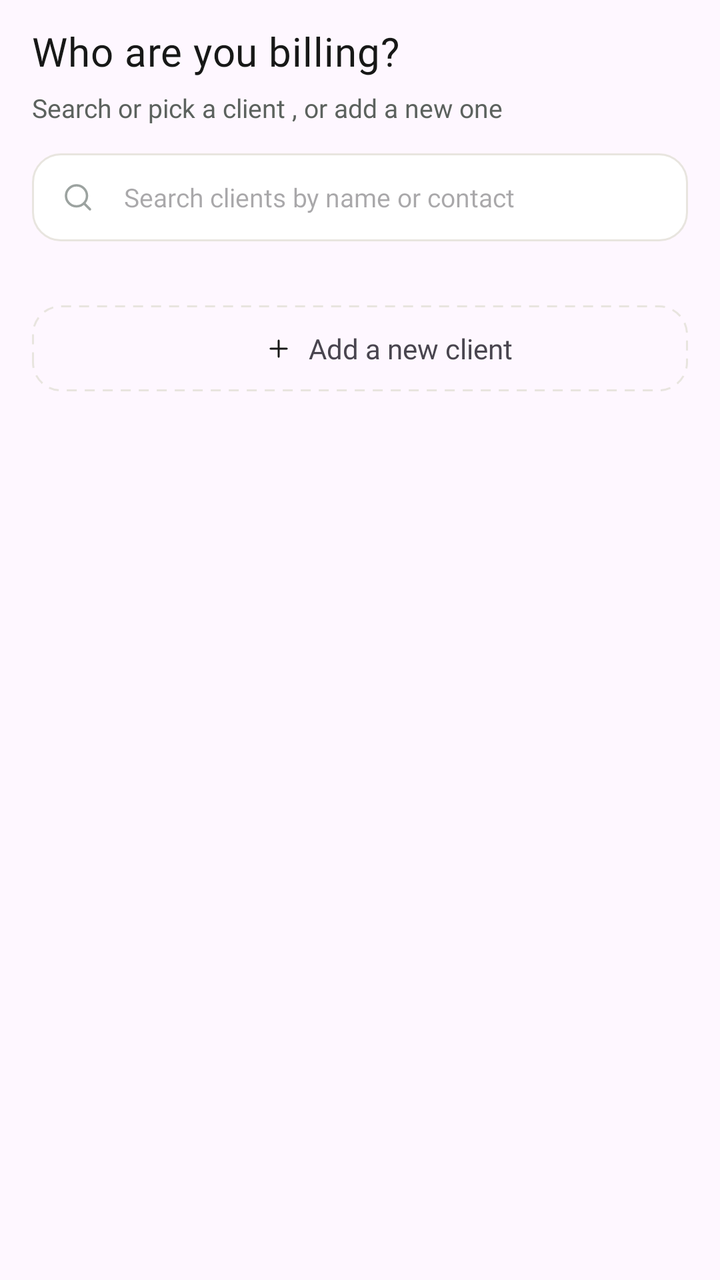
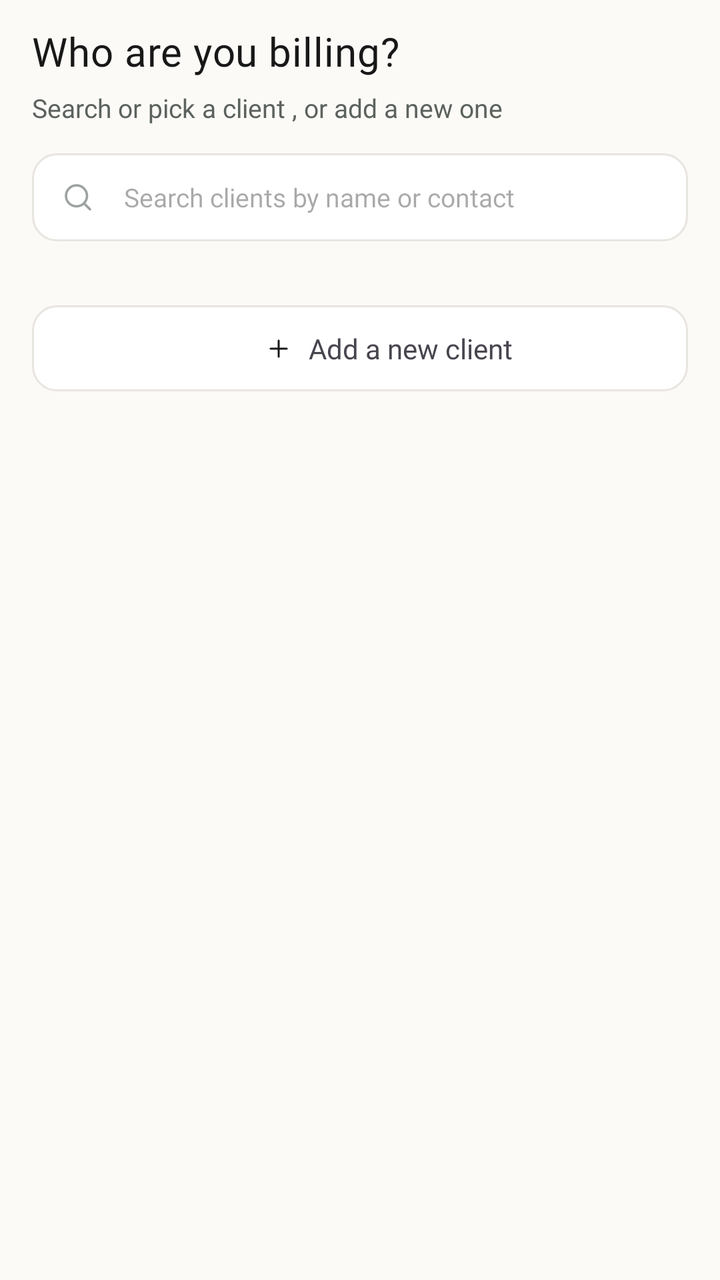

Two renders of the same Android screen: before a commit and after it. Below are the layout's source before the change and the commit's diff.
<!-- AndroidManifest.xml: application theme Theme.InvoiceGenerator -->
<!-- res/layout/fragment_newinvoice_select_client.xml -->
<?xml version="1.0" encoding="utf-8"?>
<androidx.constraintlayout.widget.ConstraintLayout xmlns:android="http://schemas.android.com/apk/res/android"
    android:layout_width="match_parent"
    android:layout_height="match_parent"
    xmlns:app="http://schemas.android.com/apk/res-auto"
    android:paddingVertical="12dp"
    android:paddingHorizontal="16dp">

    <TextView
        android:id="@+id/billingHeading"
        android:layout_width="wrap_content"
        android:layout_height="wrap_content"
        android:text="Who are you billing?"
        android:textColor="@color/btn_bg_dark"
        android:textSize="20sp"
        android:fontFamily="@font/inter_bold"
        android:letterSpacing="0.015"
        app:layout_constraintTop_toTopOf="parent"
        app:layout_constraintStart_toStartOf="parent"
        />

    <TextView
        android:id="@+id/selectClientSubheading"
        android:layout_width="wrap_content"
        android:layout_height="wrap_content"
        android:textSize="13sp"
        android:textColor="@color/subheading_color_home"
        android:fontFamily="@font/inter"
        android:text="Search or pick a client , or add a new one"
        app:layout_constraintTop_toBottomOf="@id/billingHeading"
        android:layout_marginTop="6dp"
        app:layout_constraintStart_toStartOf="parent"
        />

    <androidx.core.widget.NestedScrollView
        android:layout_width="match_parent"
        android:layout_height="0dp"
        app:layout_constraintTop_toBottomOf="@id/selectClientSubheading"
        app:layout_constraintStart_toStartOf="parent"
        app:layout_constraintEnd_toEndOf="parent"
        app:layout_constraintBottom_toBottomOf="parent"
     >

        
        <androidx.constraintlayout.widget.ConstraintLayout
            android:layout_width="match_parent"
            android:layout_height="wrap_content">

            <androidx.constraintlayout.widget.ConstraintLayout
                android:id="@+id/searchClientSection"
                android:layout_width="match_parent"
                android:layout_height="44dp"
                android:layout_marginTop="14dp"
                app:layout_constraintTop_toTopOf="parent"
                app:layout_constraintStart_toStartOf="parent"
                app:layout_constraintEnd_toEndOf="parent"
                android:background="@drawable/search_invoice_bg"
                >
                <ImageView
                    android:id="@+id/searchIcon"
                    android:layout_width="18dp"
                    android:layout_height="18dp"
                    android:background="@drawable/ic_search"
                    android:layout_marginStart="14dp"
                    app:layout_constraintStart_toStartOf="parent"
                    app:layout_constraintBottom_toBottomOf="parent"
                    app:layout_constraintTop_toTopOf="parent"
                    />
                <EditText
                    android:id="@+id/searchField"
                    android:layout_width="0dp"
                    android:layout_height="match_parent"
                    android:hint="Search clients by name or contact"
                    android:layout_marginStart="14dp"
                    app:layout_constraintStart_toEndOf="@id/searchIcon"
                    android:background="@null"
                    app:layout_constraintTop_toTopOf="parent"
                    app:layout_constraintBottom_toBottomOf="parent"
                    app:layout_constraintEnd_toEndOf="parent"
                    android:layout_marginEnd="32dp"
                    android:textSize="13sp"
                    android:textColor="@color/btn_bg_dark"
                    android:fontFamily="@font/inter_medium"
                    />

            </androidx.constraintlayout.widget.ConstraintLayout>

            <androidx.recyclerview.widget.RecyclerView
                android:id="@+id/clientInInvoiceRV"
                android:layout_width="match_parent"
                android:layout_height="wrap_content"
                android:layout_marginTop="12dp"
                app:layout_constraintTop_toBottomOf="@id/searchClientSection"
                app:layout_constraintStart_toStartOf="parent"
                app:layout_constraintEnd_toEndOf="parent"
                />
            <TextView
                android:id="@+id/noResultsTextView"
                android:layout_width="match_parent"
                android:layout_height="wrap_content"
                android:paddingTop="20dp"
                android:paddingBottom="16dp"
                android:gravity="center"
                android:visibility="gone"
                android:textSize="12sp"
                android:textColor="#5C625E"
                android:fontFamily="@font/inter_medium"
                android:text="No Clients match your search"
                app:layout_constraintTop_toBottomOf="@id/searchClientSection"
                app:layout_constraintStart_toStartOf="parent"
                app:layout_constraintEnd_toEndOf="parent"
                />
            <androidx.constraintlayout.widget.Barrier
                android:id="@+id/listBarrier"
                android:layout_width="wrap_content"
                android:layout_height="wrap_content"
                app:barrierDirection="bottom"
                android:visibility="gone"
                app:constraint_referenced_ids="clientInInvoiceRV,noResultsTextView" />


            <androidx.constraintlayout.widget.ConstraintLayout
                android:id="@+id/newInvoiceAddClientBtn"
                android:layout_width="match_parent"
                android:layout_height="wrap_content"
                android:layout_marginTop="20dp"
                android:background="@drawable/bg_add_client_btn"
                android:padding="12dp"
                app:layout_constraintEnd_toEndOf="parent"
                app:layout_constraintHorizontal_bias="0.0"
                app:layout_constraintStart_toStartOf="parent"
                app:layout_constraintTop_toBottomOf="@id/listBarrier"
                app:layout_constraintBottom_toBottomOf="parent">

                <ImageView
                    android:id="@+id/clientAddplusIcon"
                    android:layout_width="14dp"
                    android:layout_height="14dp"
                    android:background="@drawable/ic_plus"
                    android:backgroundTint="@color/btn_bg_dark"
                    app:layout_constraintBottom_toBottomOf="parent"
                    app:layout_constraintEnd_toEndOf="parent"
                    app:layout_constraintHorizontal_bias="0.36"
                    app:layout_constraintStart_toStartOf="parent"
                    app:layout_constraintTop_toTopOf="parent" />

                <TextView
                    android:layout_width="wrap_content"
                    android:layout_height="wrap_content"
                    android:layout_marginStart="8dp"
                    android:fontFamily="@font/inter_medium"
                    android:text="Add a new client"
                    app:layout_constraintStart_toEndOf="@id/clientAddplusIcon"
                    app:layout_constraintTop_toTopOf="parent"
                    app:layout_constraintBottom_toBottomOf="parent"
                    />

            </androidx.constraintlayout.widget.ConstraintLayout>

        </androidx.constraintlayout.widget.ConstraintLayout>

    </androidx.core.widget.NestedScrollView>



</androidx.constraintlayout.widget.ConstraintLayout>
<!-- resources referenced by this layout -->
<resources>
  <color name="btn_bg_dark">#171817</color>
  <color name="subheading_color_home">#5C625E</color>
  <!-- drawable bg_add_client_btn (drawable) -->
  <?xml version="1.0" encoding="utf-8"?>
  <shape xmlns:android="http://schemas.android.com/apk/res/android"
      android:shape="rectangle">
      <corners android:radius="14dp"/>
      <stroke android:width="1dp"
          android:color="#E8E5DF"
          android:dashGap="4dp"
          android:dashWidth="5dp"/>
  
  </shape>
  <!-- drawable ic_plus (drawable) -->
  <vector xmlns:android="http://schemas.android.com/apk/res/android"
      android:width="12dp"
      android:height="12dp"
      android:viewportWidth="24"
      android:viewportHeight="24">
      <path
          android:pathData="M12 5v14"
          android:strokeColor="#0C861A"
          android:strokeWidth="1.6"
          android:strokeLineCap="round"
          android:strokeLineJoin="round"
          android:fillColor="@android:color/transparent" />
      <path
          android:pathData="M5 12h14"
          android:strokeColor="#0C861A"
          android:strokeWidth="1.6"
          android:strokeLineCap="round"
          android:strokeLineJoin="round"
          android:fillColor="@android:color/transparent" />
  </vector>
  <!-- drawable ic_search (drawable) -->
  <vector xmlns:android="http://schemas.android.com/apk/res/android"
      android:width="16dp"
      android:height="16dp"
      android:viewportWidth="24"
      android:viewportHeight="24">
  
      <path
          android:pathData="M11,4a7,7 0,1 1,0,14 7,7 0,0 1,0,-14Z"
          android:strokeColor="#9CA3A0"
          android:strokeWidth="1.6"
          android:strokeLineCap="round"
          android:strokeLineJoin="round" />
  
      <path
          android:pathData="M20,20l-4,-4"
          android:strokeColor="#9CA3A0"
          android:strokeWidth="1.6"
          android:strokeLineCap="round"
          android:strokeLineJoin="round" />
  
  </vector>
  <!-- drawable search_invoice_bg (drawable) -->
  <?xml version="1.0" encoding="utf-8"?>
  <shape xmlns:android="http://schemas.android.com/apk/res/android"
      android:shape="rectangle">
      <solid android:color="#FFFFFF"/>
      <stroke
          android:color="#E8E5DF"
          android:width="1dp"/>
      <corners android:radius="14dp"/>
  
  </shape>
  <style name="Theme.InvoiceGenerator" parent="Base.Theme.InvoiceGenerator" />
  <style name="Base.Theme.InvoiceGenerator" parent="Theme.Material3.DayNight.NoActionBar">
          <item name="android:navigationBarColor">@android:color/transparent</item>
          <item name="android:statusBarColor">@android:color/transparent</item>
          <item name="android:windowLightNavigationBar">true</item>
      </style>
</resources>

<!-- the commit's change to res/layout/fragment_newinvoice_select_client.xml (unified diff, before → after) -->
@@ -103,7 +103,7 @@
                 android:gravity="center"
                 android:visibility="gone"
                 android:textSize="12sp"
-                android:textColor="#5C625E"
+                android:textColor="@color/text_grey"
                 android:fontFamily="@font/inter_medium"
                 android:text="No Clients match your search"
                 app:layout_constraintTop_toBottomOf="@id/searchClientSection"
<!-- resource entries referenced after the edit -->
@@ -2,16 +2,16 @@
 <resources>
   <color name="btn_bg_dark">#171817</color>
   <color name="subheading_color_home">#5C625E</color>
+  <color name="text_grey">#5C625E</color>
   <!-- drawable bg_add_client_btn (drawable) -->
   <?xml version="1.0" encoding="utf-8"?>
-  <shape xmlns:android="http://schemas.android.com/apk/res/android"
-      android:shape="rectangle">
-      <corners android:radius="14dp"/>
+  <shape xmlns:android="http://schemas.android.com/apk/res/android">
+      <corners android:radius="12dp"/>
       <stroke android:width="1dp"
-          android:color="#E8E5DF"
-          android:dashGap="4dp"
-          android:dashWidth="5dp"/>
-  
+          android:color="@color/btn_border_light"
+          />
+      <solid
+          android:color="@color/white"/>
   </shape>
   <!-- drawable ic_plus (drawable) -->
   <vector xmlns:android="http://schemas.android.com/apk/res/android"
@@ -43,14 +43,14 @@
   
       <path
           android:pathData="M11,4a7,7 0,1 1,0,14 7,7 0,0 1,0,-14Z"
-          android:strokeColor="#9CA3A0"
+          android:strokeColor="@color/sectionsHeadingColor"
           android:strokeWidth="1.6"
           android:strokeLineCap="round"
           android:strokeLineJoin="round" />
   
       <path
           android:pathData="M20,20l-4,-4"
-          android:strokeColor="#9CA3A0"
+          android:strokeColor="@color/sectionsHeadingColor"
           android:strokeWidth="1.6"
           android:strokeLineCap="round"
           android:strokeLineJoin="round" />
@@ -58,20 +58,21 @@
   </vector>
   <!-- drawable search_invoice_bg (drawable) -->
   <?xml version="1.0" encoding="utf-8"?>
-  <shape xmlns:android="http://schemas.android.com/apk/res/android"
-      android:shape="rectangle">
-      <solid android:color="#FFFFFF"/>
-      <stroke
-          android:color="#E8E5DF"
-          android:width="1dp"/>
-      <corners android:radius="14dp"/>
-  
+  <shape xmlns:android="http://schemas.android.com/apk/res/android">
+      <solid android:color="@color/white"/>
+      <corners android:radius="12dp"/>
+      <stroke android:width="1dp" android:color="@color/btn_border_light"/>
   </shape>
   <style name="Theme.InvoiceGenerator" parent="Base.Theme.InvoiceGenerator" />
+  <color name="btn_border_light">#E8E5DF</color>
+  <color name="white">#FFFFFF</color>
+  <color name="sectionsHeadingColor">#9CA3A0</color>
   <style name="Base.Theme.InvoiceGenerator" parent="Theme.Material3.DayNight.NoActionBar">
           <item name="android:navigationBarColor">@android:color/transparent</item>
           <item name="android:statusBarColor">@android:color/transparent</item>
-          <item name="android:windowLightNavigationBar">true</item>
+          <item name="android:windowBackground">@color/bg_cream</item>
+          <item name="android:windowLightNavigationBar" tools:targetApi="o_mr1">true</item>
       </style>
+  <color name="bg_cream">#FBFAF7</color>
 </resources>
 
